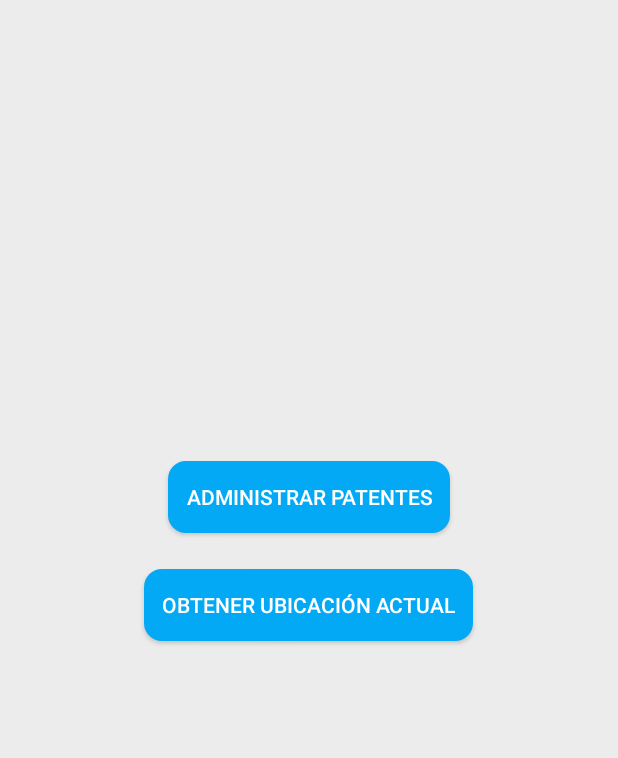
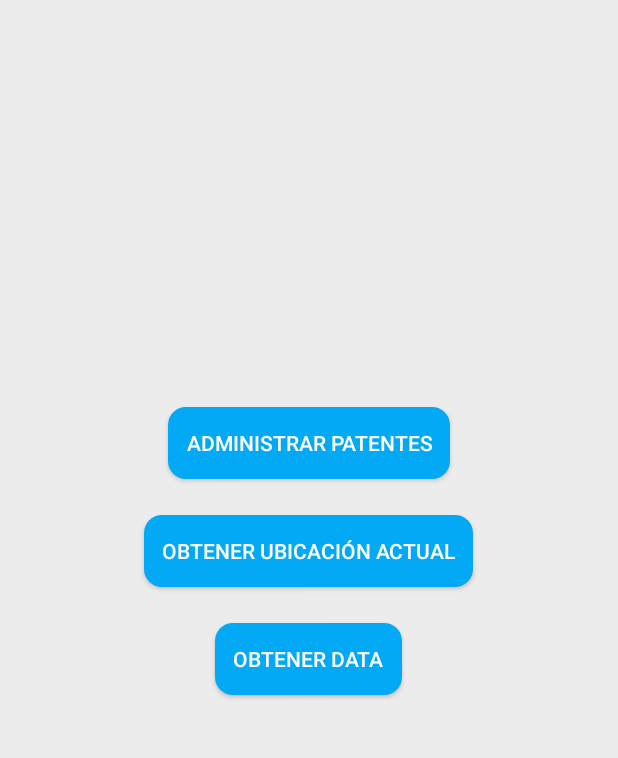
Before and after one commit to Ramiro1414/conductor-app, an Android app: the screen it shows after launch (MainActivity), on a phone screen of 412 x 824 dp, the part 97-855 px from its top. Run offline under Robolectric (Android 15) with nearby library versions, the phone set to English and light mode, and no system bars.

Commit message:
tarjeta 2 primera version terminada - obtencion de datos del sistema central

```diff
--- a/app/src/main/AndroidManifest.xml
+++ b/app/src/main/AndroidManifest.xml
@@ -10,6 +10,9 @@
     <uses-permission android:name="android.permission.ACCESS_FINE_LOCATION" />
     <uses-permission android:name="android.permission.ACCESS_COARSE_LOCATION" />
 
+    <!-- Permisos para internet -->
+    <uses-permission android:name="android.permission.INTERNET" />
+
     <application
         android:allowBackup="true"
         android:dataExtractionRules="@xml/data_extraction_rules"
@@ -18,7 +21,8 @@
         android:label="@string/app_name"
         android:supportsRtl="true"
         android:theme="@style/AppTheme"
-        tools:targetApi="31">
+        tools:targetApi="31"
+        android:networkSecurityConfig="@xml/network_security_config"> <!-- configuracion para request http al sv de la uni -->
 
         <activity
             android:name="com.example.conductor_app.frontend.MainActivity"
--- /dev/null
+++ b/app/src/main/java/com/example/conductor_app/backend/httpServices/DataCallback.java
@@ -0,0 +1,6 @@
+package com.example.conductor_app.backend.httpServices;
+
+public interface DataCallback {
+    void onDataReceived(String data);
+    void onError(String errorMessage);
+}
--- a/app/src/main/java/com/example/conductor_app/frontend/MainActivity.java
+++ b/app/src/main/java/com/example/conductor_app/frontend/MainActivity.java
@@ -5,17 +5,21 @@ import android.os.Bundle;
 import android.text.Spannable;
 import android.text.SpannableString;
 import android.text.style.ForegroundColorSpan;
+import android.util.Log;
 import android.widget.Button;
 import android.widget.TextView;
+import android.widget.Toast;
 
 import androidx.appcompat.app.AppCompatActivity;
 import com.example.conductor_app.backend.Service.CoordsManager;
 import com.example.conductor_app.backend.Service.CoordsService;
+import com.example.conductor_app.backend.httpServices.DataCallback;
+import com.example.conductor_app.backend.httpServices.PruebaObtenerDatos;
 import com.google.android.gms.location.FusedLocationProviderClient;
 import com.google.android.gms.location.LocationServices;
 import com.example.myapplication.R;
 
-public class MainActivity extends AppCompatActivity {
+public class MainActivity extends AppCompatActivity implements DataCallback {
 
     CoordsManager coordsManager;
 
@@ -32,6 +36,7 @@ public class MainActivity extends AppCompatActivity {
 
         Button buttonGoToCRUD = findViewById(R.id.buttonGoToCRUD);
         Button buttonCoords = findViewById(R.id.buttonCoords);
+        Button buttonPruebaData = findViewById(R.id.buttonPruebaData);
 
         buttonGoToCRUD.setOnClickListener(v -> {
             Intent intent = new Intent(MainActivity.this, CRUD_Patentes_Activity.class);
@@ -41,6 +46,25 @@ public class MainActivity extends AppCompatActivity {
         buttonCoords.setOnClickListener(v -> {
             coordsManager.requestCoordinates();
         });
+
+        buttonPruebaData.setOnClickListener(v -> {
+            PruebaObtenerDatos dataGetter = new PruebaObtenerDatos();
+            dataGetter.obtenerDatosDelServidor((DataCallback) this); // Pasa 'this' como callback
+        });
+    }
+
+    @Override
+    public void onDataReceived(String data) {
+        // Manejo de los datos recibidos
+        Log.d("DataReceived", "Datos desde el servidor: " + data);
+        Toast.makeText(this, data, Toast.LENGTH_SHORT).show();
+    }
+
+    @Override
+    public void onError(String error) {
+        // Manejo de errores
+        Log.e("DataError", error);
+        Toast.makeText(this, error, Toast.LENGTH_SHORT).show();
     }
 
     @Override
--- a/app/src/main/res/layout/activity_main.xml
+++ b/app/src/main/res/layout/activity_main.xml
@@ -46,6 +46,17 @@
         android:text="Obtener ubicación actual"
         android:textColor="#FFFFFF" />
 
+    <Button
+        android:id="@+id/buttonPruebaData"
+        android:layout_width="wrap_content"
+        android:layout_height="wrap_content"
+        android:layout_gravity="center"
+        android:layout_marginBottom="24dp"
+        android:background="@drawable/button_background"
+        android:padding="12dp"
+        android:text="Obtener data"
+        android:textColor="#FFFFFF" />
+
     <!-- Espacio vacío para centrar los botones -->
     <Space
         android:layout_width="match_parent"
--- /dev/null
+++ b/app/src/main/res/xml/network_security_config.xml
@@ -0,0 +1,6 @@
+<?xml version="1.0" encoding="utf-8"?>
+<network-security-config>
+    <domain-config cleartextTrafficPermitted="true">
+        <domain includeSubdomains="true">if012estm.fi.mdn.unp.edu.ar</domain>
+    </domain-config>
+</network-security-config>
```
Also changed, not shown: app/build.gradle.kts (+8 -2 lines), app/src/main/java/com/example/conductor_app/backend/httpServices/ApiResponse.java (added, +31 -0 lines), app/src/main/java/com/example/conductor_app/backend/httpServices/ApiService.java (added, +9 -0 lines), app/src/main/java/com/example/conductor_app/backend/httpServices/PruebaObtenerDatos.java (added, +44 -0 lines), gradle/libs.versions.toml (+8 -3 lines), 1 other file.
